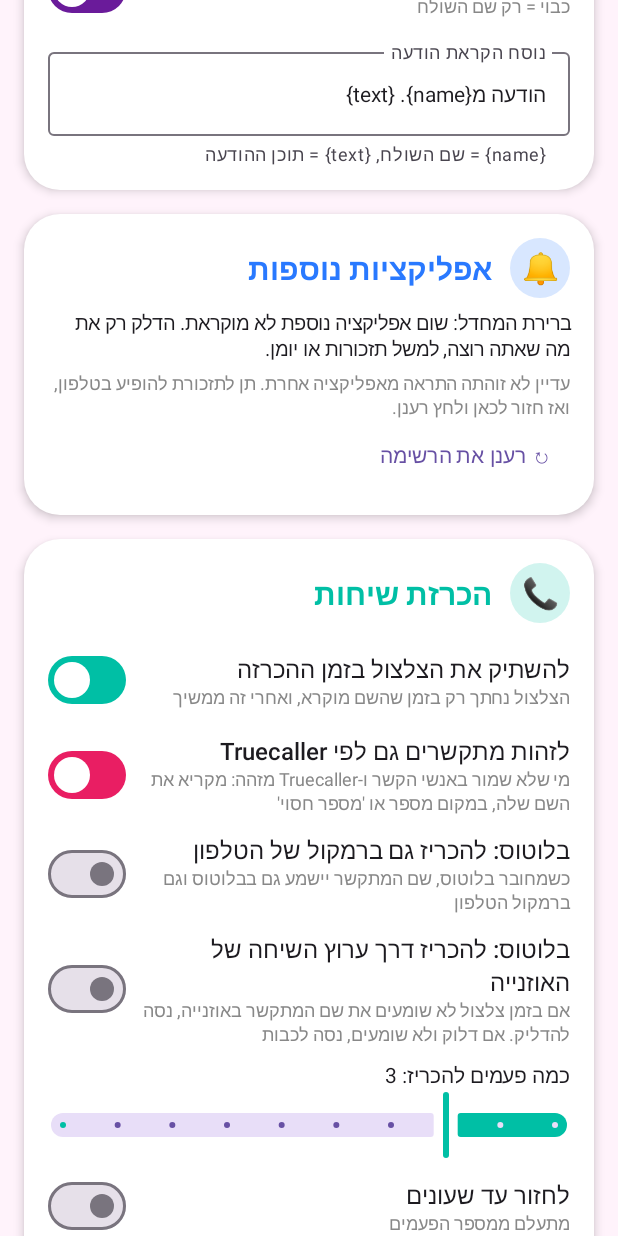
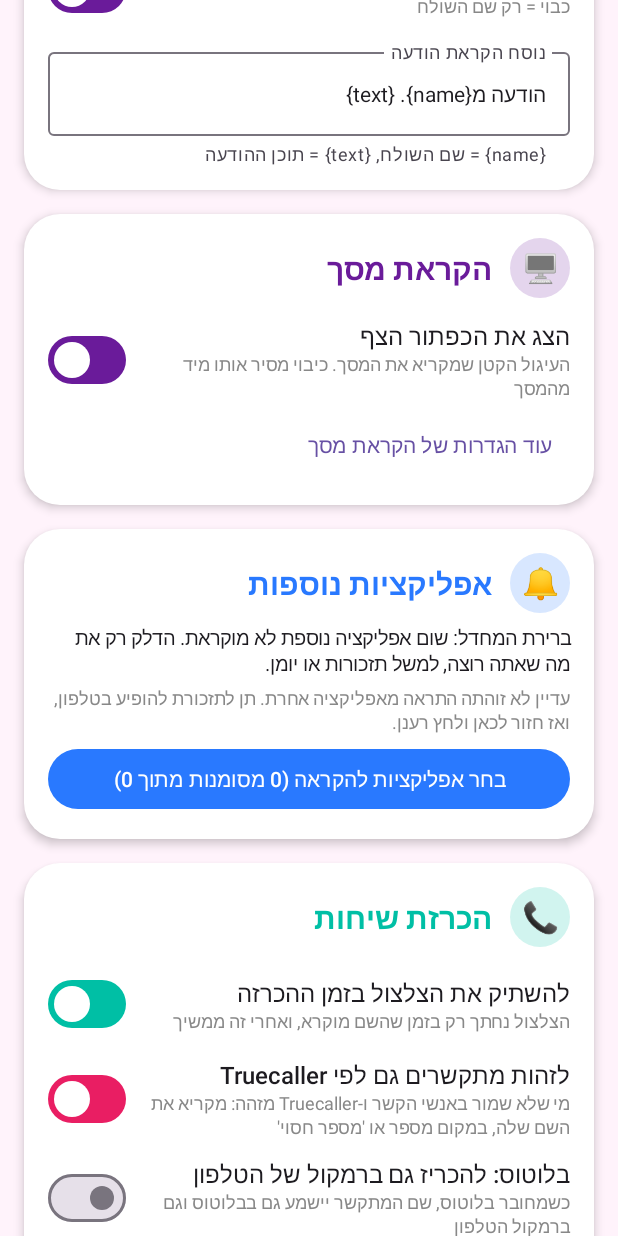
Before and after one commit to 0548494151es-png/VoiceAnnouncer, an Android app built with Jetpack Compose: the screen it shows after launch (MainActivity), scrolled down 576 dp, on a phone screen of 412 x 824 dp. Run offline under Robolectric (Android 15) with nearby library versions, the phone set to English and light mode, and no system bars.

Commit message:
מתג לכפתור הקראת מסך ורשימת אפליקציות מקופלת

```diff
--- a/app/src/main/java/com/voiceannouncer/app/MainActivity.kt
+++ b/app/src/main/java/com/voiceannouncer/app/MainActivity.kt
@@ -134,6 +134,8 @@ private fun Screen(tick: Int) {
     var btAlsoSpeaker by remember { mutableStateOf(prefs.btAlsoSpeaker) }
     var btVoiceRoute by remember { mutableStateOf(prefs.btVoiceRoute) }
     var readApps by remember { mutableStateOf(prefs.readApps) }
+    var appsOpen by remember { mutableStateOf(false) }
+    var scrBtnOn by remember { mutableStateOf(ScreenPrefs.buttonOn(ctx)) }
     var diagTick by remember { mutableIntStateOf(0) }
     var tplKnown by remember { mutableStateOf(prefs.tplKnown) }
     var tplUnknown by remember { mutableStateOf(prefs.tplUnknown) }
@@ -306,6 +308,18 @@ private fun Screen(tick: Int) {
                 }
             }
 
+            // ---- הקראת מסך ----
+            SectionCard("הקראת מסך", "🖥️", Purple) {
+                ToggleRow(
+                    "הצג את הכפתור הצף",
+                    "העיגול הקטן שמקריא את המסך. כיבוי מסיר אותו מיד מהמסך",
+                    scrBtnOn, Purple
+                ) { scrBtnOn = it; ScreenPrefs.setButtonOn(ctx, it) }
+                TextButton(onClick = {
+                    ctx.startActivity(Intent(ctx, ScreenReaderSettingsActivity::class.java))
+                }) { Text("עוד הגדרות של הקראת מסך") }
+            }
+
             // ---- אפליקציות נוספות (תזכורות וכו') ----
             SectionCard("אפליקציות נוספות", "🔔", Blue) {
                 Text(
@@ -322,6 +336,19 @@ private fun Screen(tick: Int) {
                         fontSize = 12.sp, color = Color.Gray
                     )
                 }
+                val marked = seen.count { readApps.contains(it.first) }
+                Spacer(Modifier.height(6.dp))
+                Button(
+                    onClick = { appsOpen = !appsOpen },
+                    colors = ButtonDefaults.buttonColors(containerColor = Blue),
+                    modifier = Modifier.fillMaxWidth()
+                ) {
+                    Text(
+                        (if (appsOpen) "הסתר את הרשימה" else "בחר אפליקציות להקראה") +
+                            " ($marked מסומנות מתוך ${seen.size})"
+                    )
+                }
+                if (appsOpen) {
                     seen.forEach { (pkg, label) ->
                         ToggleRow(label, pkg, readApps.contains(pkg), Blue) { on ->
                             val next = if (on) readApps + pkg else readApps - pkg
@@ -330,6 +357,7 @@ private fun Screen(tick: Int) {
                         }
                     }
                     TextButton(onClick = { diagTick++ }) { Text("↻ רענן את הרשימה") }
+                }
             }
 
             // ---- הכרזת שיחות ----
```
Lines whose indentation alone changed are shown as unchanged.
